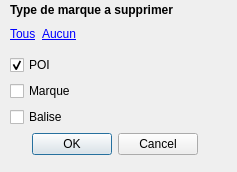
Before: the Qt Designer form src/Ui/poi_delete.ui in nohal/qtVlm, drawn with Qt 5.
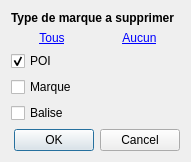
After: the same form once the commit is applied.

Commit message: Made all dialogs resize cleanly.

The edit to the form file:
```diff
--- a/src/Ui/poi_delete.ui
+++ b/src/Ui/poi_delete.ui
@@ -6,23 +6,27 @@
    <rect>
     <x>0</x>
     <y>0</y>
-    <width>237</width>
-    <height>172</height>
+    <width>191</width>
+    <height>144</height>
    </rect>
   </property>
   <property name="windowTitle">
    <string>Selection de type de marque</string>
   </property>
-  <widget class="QWidget" name="layoutWidget">
-   <property name="geometry">
-    <rect>
-     <x>10</x>
-     <y>20</y>
-     <width>210</width>
-     <height>135</height>
-    </rect>
-   </property>
    <layout class="QVBoxLayout" name="verticalLayout_2">
+   <item>
+    <widget class="QLabel" name="label">
+     <property name="font">
+      <font>
+       <weight>75</weight>
+       <bold>true</bold>
+      </font>
+     </property>
+     <property name="text">
+      <string>Type de marque a supprimer</string>
+     </property>
+    </widget>
+   </item>
     <item>
      <layout class="QHBoxLayout" name="horizontalLayout_3">
       <item>
@@ -38,6 +42,9 @@
         <property name="text">
          <string>&lt;a href=&quot;titi&quot;&gt;Tous&lt;/a&gt;</string>
         </property>
+       <property name="alignment">
+        <set>Qt::AlignCenter</set>
+       </property>
        </widget>
       </item>
       <item>
@@ -53,27 +60,13 @@
         <property name="text">
          <string>&lt;a href=&quot;toto&quot;&gt;Aucun&lt;/a&gt;</string>
         </property>
-       </widget>
-      </item>
-      <item>
-       <spacer name="horizontalSpacer_3">
-        <property name="orientation">
-         <enum>Qt::Horizontal</enum>
-        </property>
-        <property name="sizeHint" stdset="0">
-         <size>
-          <width>40</width>
-          <height>20</height>
-         </size>
-        </property>
-       </spacer>
-      </item>
-     </layout>
-    </item>
-    <item>
-     <layout class="QHBoxLayout" name="horizontalLayout_2">
-      <item>
-       <layout class="QVBoxLayout" name="verticalLayout">
+       <property name="alignment">
+        <set>Qt::AlignCenter</set>
+       </property>
+      </widget>
+     </item>
+    </layout>
+   </item>
         <item>
          <widget class="QCheckBox" name="chk_POI">
           <property name="text">
@@ -98,96 +91,15 @@
           </property>
          </widget>
         </item>
-       </layout>
-      </item>
       <item>
-       <spacer name="horizontalSpacer_2">
-        <property name="orientation">
-         <enum>Qt::Horizontal</enum>
-        </property>
-        <property name="sizeHint" stdset="0">
-         <size>
-          <width>40</width>
-          <height>20</height>
-         </size>
-        </property>
-       </spacer>
-      </item>
-     </layout>
-    </item>
-    <item>
-     <layout class="QHBoxLayout" name="horizontalLayout">
-      <item>
-       <spacer name="horizontalSpacer">
-        <property name="orientation">
-         <enum>Qt::Horizontal</enum>
-        </property>
-        <property name="sizeHint" stdset="0">
-         <size>
-          <width>40</width>
-          <height>20</height>
-         </size>
-        </property>
-       </spacer>
-      </item>
-      <item>
-       <widget class="QPushButton" name="btn_ok">
-        <property name="text">
-         <string>OK</string>
-        </property>
-       </widget>
-      </item>
-      <item>
-       <widget class="QPushButton" name="btn_cancel">
-        <property name="text">
-         <string>Cancel</string>
-        </property>
-       </widget>
-      </item>
-      <item>
-       <spacer name="horizontalSpacer_4">
-        <property name="orientation">
-         <enum>Qt::Horizontal</enum>
-        </property>
-        <property name="sizeHint" stdset="0">
-         <size>
-          <width>40</width>
-          <height>20</height>
-         </size>
-        </property>
-       </spacer>
-      </item>
-     </layout>
-    </item>
-   </layout>
-  </widget>
-  <widget class="QLabel" name="label">
-   <property name="geometry">
-    <rect>
-     <x>10</x>
-     <y>2</y>
-     <width>171</width>
-     <height>16</height>
-    </rect>
-   </property>
-   <property name="font">
-    <font>
-     <weight>75</weight>
-     <bold>true</bold>
-    </font>
-   </property>
-   <property name="text">
-    <string>Type de marque a supprimer</string>
-   </property>
-  </widget>
- </widget>
- <tabstops>
-  <tabstop>chk_POI</tabstop>
-  <tabstop>chk_WP</tabstop>
-  <tabstop>chk_Balise</tabstop>
-  <tabstop>btn_ok</tabstop>
-  <tabstop>btn_cancel</tabstop>
- </tabstops>
+    <widget class="QDialogButtonBox" name="buttonBox">
+     <property name="standardButtons">
+      <set>QDialogButtonBox::Cancel|QDialogButtonBox::Ok</set>
+     </property>
+    </widget>
+   </item>
+  </layout>
+ </widget>
  <resources/>
  <connections>
   <connection>
```
Left out of the diff: 16 changed lines with no effect on the pictures. Lines whose indentation alone changed are shown as unchanged. The commit also changes 40 other files.
